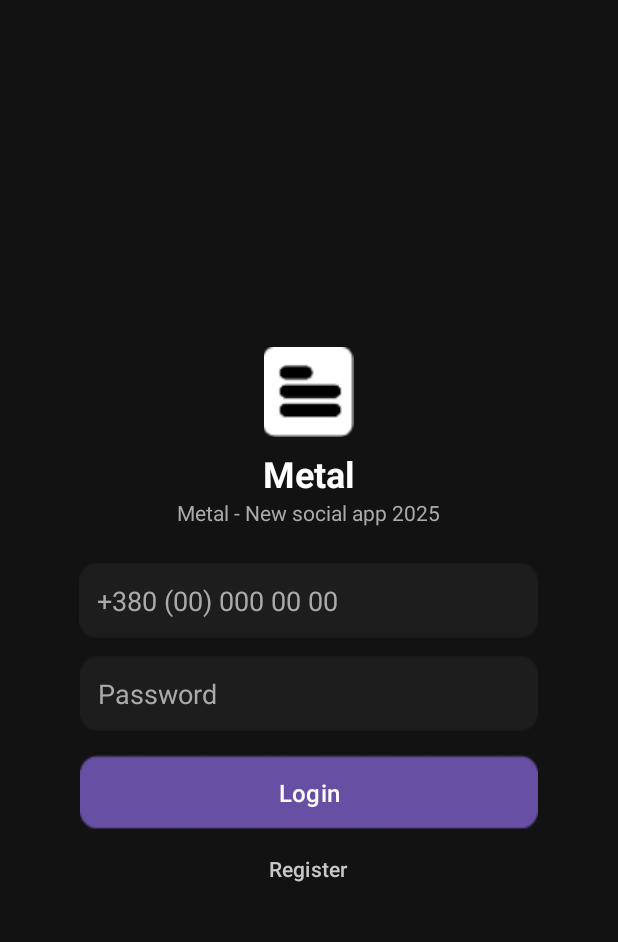
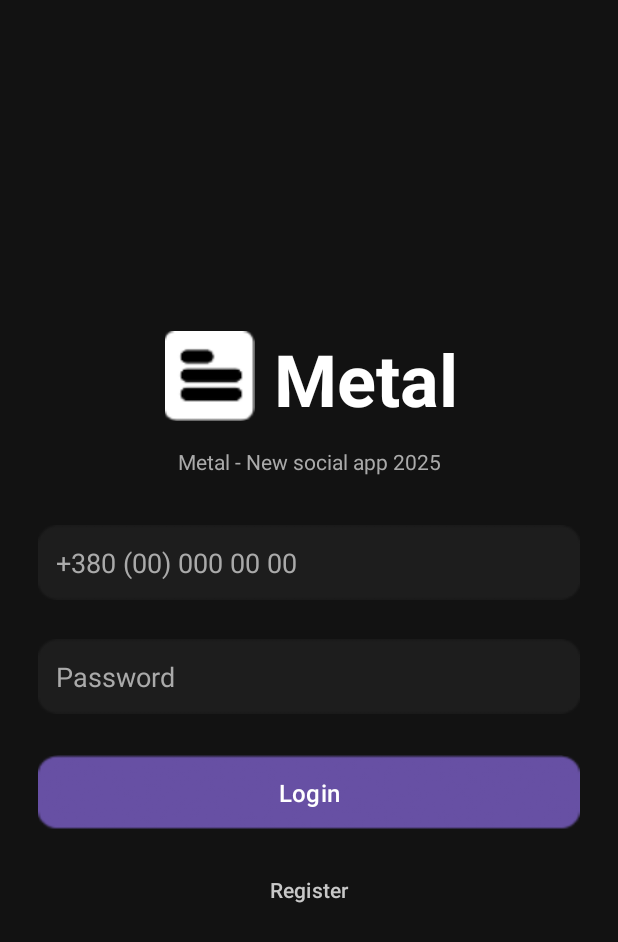
Before and after one commit to tup0g/Metal-App, an Android app: the screen it shows after launch (MainActivity), on a phone screen of 412 x 824 dp. Shown: the top 942 px of the screen. Run offline under Robolectric (Android 15) with nearby library versions, the phone set to English and light mode, and no system bars; 1 statement that could not run was skipped.

Commit message:
adde new page and trying to fix button on first

```diff
--- a/app/src/main/java/com/example/metalapp/MainActivity.kt
+++ b/app/src/main/java/com/example/metalapp/MainActivity.kt
@@ -40,7 +40,7 @@ class MainActivity : AppCompatActivity() {
         etPhone = findViewById(R.id.et_phone)
         etPassword = findViewById(R.id.et_password)
         btnLogin = findViewById(R.id.btn_login)
-        btnRegister = findViewById(R.id.btn_register)
+        btnRegister = findViewById(R.id.btn_edit)
         tvLoginStatus = findViewById(R.id.tv_login_status)
 
         btnLogin.setOnClickListener {
--- /dev/null
+++ b/app/src/main/res/drawable/rounded_background.xml
@@ -0,0 +1,6 @@
+<?xml version="1.0" encoding="utf-8"?>
+<shape xmlns:android="http://schemas.android.com/apk/res/android"
+    android:shape="rectangle">
+    <corners android:radius="16dp"/>
+    <solid android:color="#1E1E1E"/>
+</shape>
--- a/app/src/main/res/layout/activity_main.xml
+++ b/app/src/main/res/layout/activity_main.xml
@@ -1,108 +1,143 @@
 <?xml version="1.0" encoding="utf-8"?>
-<LinearLayout xmlns:android="http://schemas.android.com/apk/res/android"
-    android:id="@+id/vertical"
+<androidx.constraintlayout.widget.ConstraintLayout
+    xmlns:android="http://schemas.android.com/apk/res/android"
+    xmlns:app="http://schemas.android.com/apk/res-auto"
+    xmlns:tools="http://schemas.android.com/tools"
     android:layout_width="match_parent"
     android:layout_height="match_parent"
-    android:background="#121212"
-    android:gravity="center"
-    android:orientation="vertical"
-    android:padding="24dp">
+    android:background="#121212">
 
-    <!-- Логотип -->
-
-    <!-- Название приложения -->
     <ImageView
         android:id="@+id/MetalLogo"
         android:layout_width="70dp"
         android:layout_height="60dp"
-        android:layout_gravity="center_horizontal"
-        android:src="@drawable/metal_logo" />
+        android:src="@drawable/metal_logo"
+        app:layout_constraintBottom_toBottomOf="parent"
+        app:layout_constraintEnd_toEndOf="parent"
+        app:layout_constraintHorizontal_bias="0.307"
+        app:layout_constraintStart_toStartOf="parent"
+        app:layout_constraintTop_margin="80dp"
+        app:layout_constraintTop_toTopOf="parent"
+        app:layout_constraintVertical_bias="0.289" />
 
     <TextView
         android:id="@+id/MetalAppName"
         android:layout_width="wrap_content"
         android:layout_height="wrap_content"
-        android:layout_gravity="center_horizontal"
-        android:layout_marginTop="8dp"
         android:text="Metal"
         android:textColor="#FFFFFF"
-        android:textSize="24sp"
-        android:textStyle="bold" />
+        android:textSize="48sp"
+        android:textStyle="bold"
+        app:layout_constraintBottom_toBottomOf="parent"
+        app:layout_constraintEnd_toEndOf="parent"
+        app:layout_constraintHorizontal_bias="0.07"
+        app:layout_constraintStart_toEndOf="@+id/MetalLogo"
+        app:layout_constraintTop_margin="8dp"
+        app:layout_constraintTop_toTopOf="parent"
+        app:layout_constraintVertical_bias="0.29" />
 
-    <!-- Подзаголовок -->
     <TextView
         android:id="@+id/MetalDescription"
         android:layout_width="wrap_content"
         android:layout_height="wrap_content"
-        android:layout_gravity="center_horizontal"
-        android:layout_marginBottom="24dp"
         android:text="Metal - New social app 2025"
         android:textColor="#AAAAAA"
-        android:textSize="14sp" />
+        android:textSize="14sp"
+        app:layout_constraintBottom_toBottomOf="parent"
+        app:layout_constraintEnd_toEndOf="parent"
+        app:layout_constraintStart_toStartOf="parent"
+        app:layout_constraintTop_margin="4dp"
+        app:layout_constraintTop_toTopOf="parent"
+        app:layout_constraintVertical_bias="0.37" />
 
-    <!-- Поле ввода телефона -->
     <EditText
         android:id="@+id/et_phone"
-        android:layout_width="306dp"
+        android:layout_width="0dp"
         android:layout_height="50dp"
+        android:layout_marginStart="25dp"
+        android:layout_marginEnd="25dp"
         android:background="@drawable/password_background"
-        android:drawablePadding="8dp"
         android:hint="+380 (00) 000 00 00"
         android:inputType="phone"
         android:padding="12dp"
         android:textColor="#FFFFFF"
-        android:textColorHint="#AAAAAA" />
+        android:textColorHint="#AAAAAA"
+        app:layout_constraintBottom_toBottomOf="parent"
+        app:layout_constraintEnd_toEndOf="parent"
+        app:layout_constraintHorizontal_bias="0.0"
+        app:layout_constraintStart_toStartOf="parent"
+        app:layout_constraintTop_margin="24dp"
+        app:layout_constraintTop_toTopOf="parent"
+        app:layout_constraintVertical_bias="0.452" />
 
-    <!-- Поле ввода пароля -->
     <EditText
         android:id="@+id/et_password"
-        android:layout_width="305dp"
+        android:layout_width="0dp"
         android:layout_height="50dp"
-        android:layout_marginTop="12dp"
+        android:layout_marginStart="25dp"
+        android:layout_marginEnd="25dp"
         android:background="@drawable/password_background"
-        android:drawablePadding="8dp"
         android:hint="Password"
         android:inputType="textPassword"
         android:padding="12dp"
         android:textColor="#FFFFFF"
-        android:textColorHint="#AAAAAA" />
+        android:textColorHint="#AAAAAA"
+        app:layout_constraintBottom_toBottomOf="parent"
+        app:layout_constraintEnd_toEndOf="parent"
+        app:layout_constraintHorizontal_bias="0.0"
+        app:layout_constraintStart_toStartOf="parent"
+        app:layout_constraintTop_margin="12dp"
+        app:layout_constraintTop_toTopOf="parent"
+        app:layout_constraintVertical_bias="0.55" />
 
-    <!-- Кнопка "Увійти" -->
     <Button
         android:id="@+id/btn_login"
-        android:layout_width="305dp"
+        style="@style/MyCustomButton"
+        android:layout_width="0dp"
         android:layout_height="50dp"
-        android:layout_marginTop="16dp"
+        android:layout_marginStart="25dp"
+        android:layout_marginEnd="25dp"
         android:background="@drawable/button_background"
+        android:gravity="center"
         android:text="Login"
+        android:textAlignment="center"
         android:textColor="#FFFFFF"
-        android:textSize="16sp" />
+        android:textSize="16sp"
+        app:layout_constraintBottom_toBottomOf="parent"
+        app:layout_constraintEnd_toEndOf="parent"
+        app:layout_constraintHorizontal_bias="0.0"
+        app:layout_constraintStart_toStartOf="parent"
+        app:layout_constraintTop_margin="16dp"
+        app:layout_constraintTop_toTopOf="parent"
+        app:layout_constraintVertical_bias="0.65"
+        android:backgroundTint="@null"/>
 
-    <!-- Ссылка "Зареєструватися" -->
     <Button
-        android:id="@+id/btn_register"
+        android:id="@+id/btn_edit"
         android:layout_width="wrap_content"
         android:layout_height="wrap_content"
-        android:layout_gravity="center_horizontal"
-        android:layout_marginTop="12dp"
         android:background="@android:color/transparent"
-        android:minWidth="0dp"
-        android:minHeight="0dp"
-        android:padding="0dp"
         android:text="Register"
         android:textColor="#C8C8C8"
-        android:textSize="14sp" />
+        android:textSize="14sp"
+        app:layout_constraintBottom_toBottomOf="parent"
+        app:layout_constraintEnd_toEndOf="parent"
+        app:layout_constraintStart_toStartOf="parent"
+        app:layout_constraintTop_margin="12dp"
+        app:layout_constraintTop_toTopOf="parent"
+        app:layout_constraintVertical_bias="0.734" />
 
-    <!-- Сообщение "логин занят" -->
     <TextView
         android:id="@+id/tv_login_status"
         android:layout_width="wrap_content"
         android:layout_height="wrap_content"
-        android:layout_gravity="center_horizontal"
-        android:layout_marginTop="8dp"
         android:text="Логин занят"
         android:textColor="#FF5252"
         android:textSize="14sp"
-        android:visibility="gone" />
+        android:visibility="gone"
+        app:layout_constraintEnd_toEndOf="parent"
+        app:layout_constraintStart_toStartOf="parent"
+        app:layout_constraintTop_margin="8dp"
+        app:layout_constraintTop_toBottomOf="@id/btn_edit" />
 
-</LinearLayout>
+</androidx.constraintlayout.widget.ConstraintLayout>
--- /dev/null
+++ b/app/src/main/res/values/styles.xml
@@ -0,0 +1,14 @@
+<resources>
+    <style name="Theme.MyApp" parent="Theme.MaterialComponents.DayNight.DarkActionBar">
+        <!-- Основная тема приложения -->
+    </style>
+
+    <!-- 🔥 Кастомный стиль для кнопки -->
+    <style name="MyCustomButton">
+        <item name="android:background">@drawable/button_background</item>
+        <item name="android:gravity">center</item>
+        <item name="android:textColor">#FFFFFF</item>
+        <item name="android:padding">10dp</item>
+        <item name="android:textSize">16sp</item>
+    </style>
+</resources>
```
Also changed, not shown: app/src/main/res/layout/fragment_chat_list.xml (added, +330 -0 lines), app/src/main/res/drawable/banner.png (added), app/src/main/res/drawable/header.png (added), app/src/main/res/drawable/header_background.png (added), app/src/main/res/drawable/icon.png (added).
